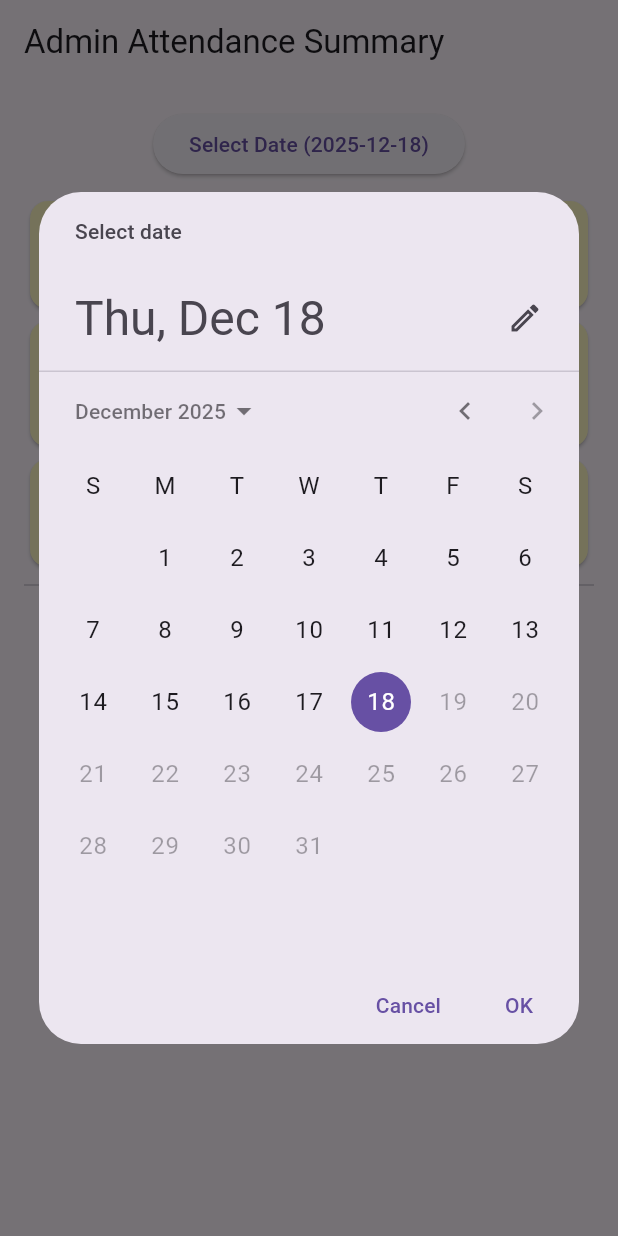
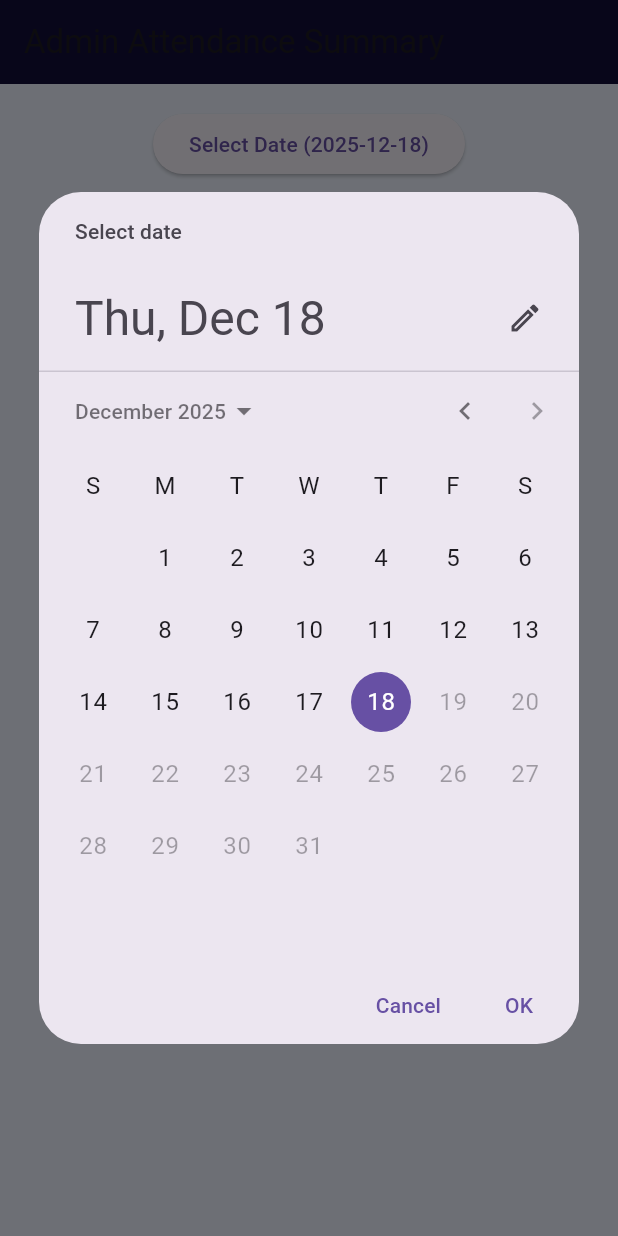
Before and after one commit to vidyakunj/vidyakunj-full-ready, a Flutter app: the AdminDashboard screen opened directly, after a tap on an icon or button, on a phone screen of 412 x 824 dp. Run offline on Flutter 3.47's test engine with Material 3 defaults, Android fonts, the phone set to English and light mode, and no system bars; our stand-ins replace csv, file_picker, shared_preferences; accounts and stored records are empty.

Commit message:
Refactor admin dashboard for attendance summary

```diff
--- a/lib/screens/admin_dashboard.dart
+++ b/lib/screens/admin_dashboard.dart
@@ -12,152 +12,128 @@ class AdminDashboard extends StatefulWidget {
 
 class _AdminDashboardState extends State<AdminDashboard> {
   DateTime selectedDate = DateTime.now();
+  bool loading = false;
 
-  bool loading = false;
-  List<Map<String, dynamic>> classSummaries = [];
+  final List<Map<String, dynamic>> classSummaries = [];
 
-  int primaryTotal = 0, primaryPresent = 0, primaryAbsent = 0;
-  int secondaryTotal = 0, secondaryPresent = 0, secondaryAbsent = 0;
+  final List<String> stdList = ["9", "10", "11", "12"];
+  final List<String> divList = ["A", "B", "C", "D"];
 
-  int schoolTotal = 0, schoolPresent = 0, schoolAbsent = 0;
-
-  final List<String> divisions = ["A", "B", "C", "D"];
-
-  String _dateStr() =>
-      "${selectedDate.year}-${selectedDate.month.toString().padLeft(2, '0')}-${selectedDate.day.toString().padLeft(2, '0')}";
-
+  /* =======================================================
+     LOAD SUMMARY (STD 9–12 ONLY)
+     ======================================================= */
   Future<void> loadSummary() async {
     setState(() {
       loading = true;
       classSummaries.clear();
-      primaryTotal = primaryPresent = primaryAbsent = 0;
-      secondaryTotal = secondaryPresent = secondaryAbsent = 0;
-      schoolTotal = schoolPresent = schoolAbsent = 0;
     });
 
-    final date = _dateStr();
+    final dateStr =
+        "${selectedDate.year}-${selectedDate.month.toString().padLeft(2, '0')}-${selectedDate.day.toString().padLeft(2, '0')}";
 
-    for (int std = 1; std <= 12; std++) {
-      for (final div in divisions) {
+    for (final std in stdList) {
+      for (final div in divList) {
         final uri = Uri.parse(
-          "$SERVER_URL/attendance/summary?date=$date&std=$std&div=$div",
+          "$SERVER_URL/attendance/summary?date=$dateStr&std=$std&div=$div",
         );
 
+        try {
           final res = await http.get(uri);
 
-        if (res.statusCode != 200) continue;
+          if (res.statusCode == 200) {
+            final data = jsonDecode(res.body);
 
-        final data = jsonDecode(res.body);
-        if (data["success"] != true) continue;
-
-        final s = data["summary"];
-        final int total = (s["total"] as num).toInt();
-        final int present = (s["present"] as num).toInt();
-        final int absent = (s["absent"] as num).toInt();
-
-        if (total == 0) continue;
+            if (data["success"] == true) {
+              final summary = data["summary"];
 
               classSummaries.add({
                 "std": std,
                 "div": div,
-          "total": total,
-          "present": present,
-          "absent": absent,
+                "total": (summary["total"] as num).toInt(),
+                "present": (summary["present"] as num).toInt(),
+                "absent": (summary["absent"] as num).toInt(),
               });
-
-        if (std <= 8) {
-          primaryTotal += total;
-          primaryPresent += present;
-          primaryAbsent += absent;
-        } else {
-          secondaryTotal += total;
-          secondaryPresent += present;
-          secondaryAbsent += absent;
             }
-
-        schoolTotal += total;
-        schoolPresent += present;
-        schoolAbsent += absent;
+          }
+        } catch (_) {
+          // silently ignore failed class/div
+        }
       }
     }
 
     setState(() => loading = false);
   }
 
-  Widget summaryCard(String title, int t, int p, int a) {
-    return Card(
-      color: Colors.yellow[100],
-      child: ListTile(
-        title: Text(title, style: const TextStyle(fontWeight: FontWeight.bold)),
-        subtitle: Text("Total: $t | Present: $p | Absent: $a"),
-      ),
-    );
-  }
-
   @override
   Widget build(BuildContext context) {
+    const navy = Color(0xFF110E38);
+
     return Scaffold(
-      appBar: AppBar(title: const Text("Admin Attendance Summary")),
+      backgroundColor: const Color(0xffeef3ff),
+      appBar: AppBar(
+        backgroundColor: navy,
+        title: const Text("Admin Attendance Summary"),
+      ),
       body: Padding(
         padding: const EdgeInsets.all(16),
         child: Column(
           children: [
+            /* ================= DATE PICKER ================= */
             ElevatedButton(
               onPressed: () async {
-                final d = await showDatePicker(
+                DateTime? picked = await showDatePicker(
                   context: context,
                   initialDate: selectedDate,
                   firstDate: DateTime(2023),
                   lastDate: DateTime.now(),
                 );
-                if (d != null) {
-                  selectedDate = d;
-                  loadSummary();
+                if (picked != null) {
+                  setState(() => selectedDate = picked);
+                  await loadSummary();
                 }
               },
-              child: Text("Select Date (${_dateStr()})"),
+              child: Text(
+                "Select Date (${selectedDate.toIso8601String().split("T")[0]})",
+              ),
+            ),
+
+            const SizedBox(height: 20),
+
+            /* ================= CONTENT ================= */
+            Expanded(
+              child: loading
+                  ? const Center(child: CircularProgressIndicator())
+                  : classSummaries.isEmpty
+                      ? const Center(child: Text("No data available"))
+                      : ListView(
+                          children: [
+                            const Text(
+                              "SECONDARY & HIGHER SECONDARY (STD 9–12)",
+                              style: TextStyle(
+                                fontSize: 16,
+                                fontWeight: FontWeight.bold,
+                              ),
                             ),
                             const SizedBox(height: 10),
 
-            if (loading) const CircularProgressIndicator(),
-
-            summaryCard(
-              "PRIMARY SECTION (STD 1–8)",
-              primaryTotal,
-              primaryPresent,
-              primaryAbsent,
-            ),
-            summaryCard(
-              "SECONDARY & HIGHER SECONDARY (STD 9–12)",
-              secondaryTotal,
-              secondaryPresent,
-              secondaryAbsent,
-            ),
-            summaryCard(
-              "WHOLE SCHOOL SUMMARY",
-              schoolTotal,
-              schoolPresent,
-              schoolAbsent,
-            ),
-
-            const Divider(),
-            const Text("CLASS WISE SUMMARY",
-                style: TextStyle(fontWeight: FontWeight.bold)),
-
-            Expanded(
-              child: ListView(
-                children: classSummaries.map((e) {
+                            ...classSummaries.map((e) {
                               return Card(
                                 child: ListTile(
-                      title: Text("STD ${e['std']} | DIV ${e['div']}"),
+                                  title: Text(
+                                    "STD ${e['std']}  |  DIV ${e['div']}",
+                                    style: const TextStyle(
+                                      fontWeight: FontWeight.bold,
+                                    ),
+                                  ),
                                   subtitle: Text(
-                        "Total: ${e['total']} | Present: ${e['present']} | Absent: ${e['absent']}",
+                                    "Total: ${e['total']}   |   Present: ${e['present']}   |   Absent: ${e['absent']}",
                                   ),
                                 ),
                               );
                             }).toList(),
+                          ],
                         ),
-            )
+            ),
           ],
         ),
       ),
```
Lines whose indentation alone changed are shown as unchanged.
